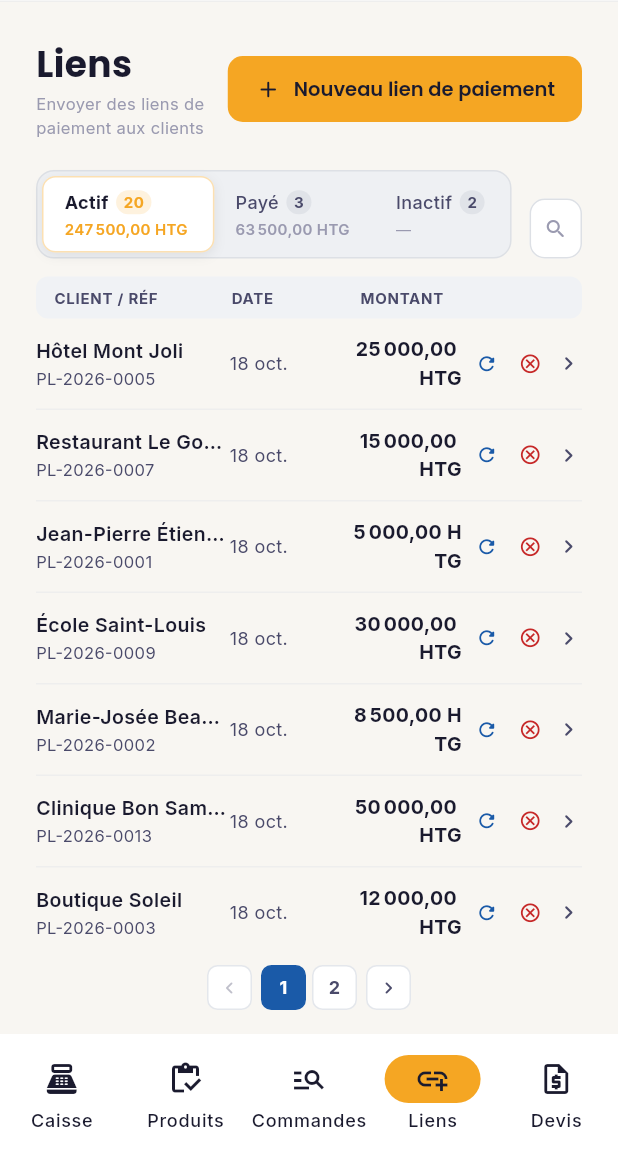
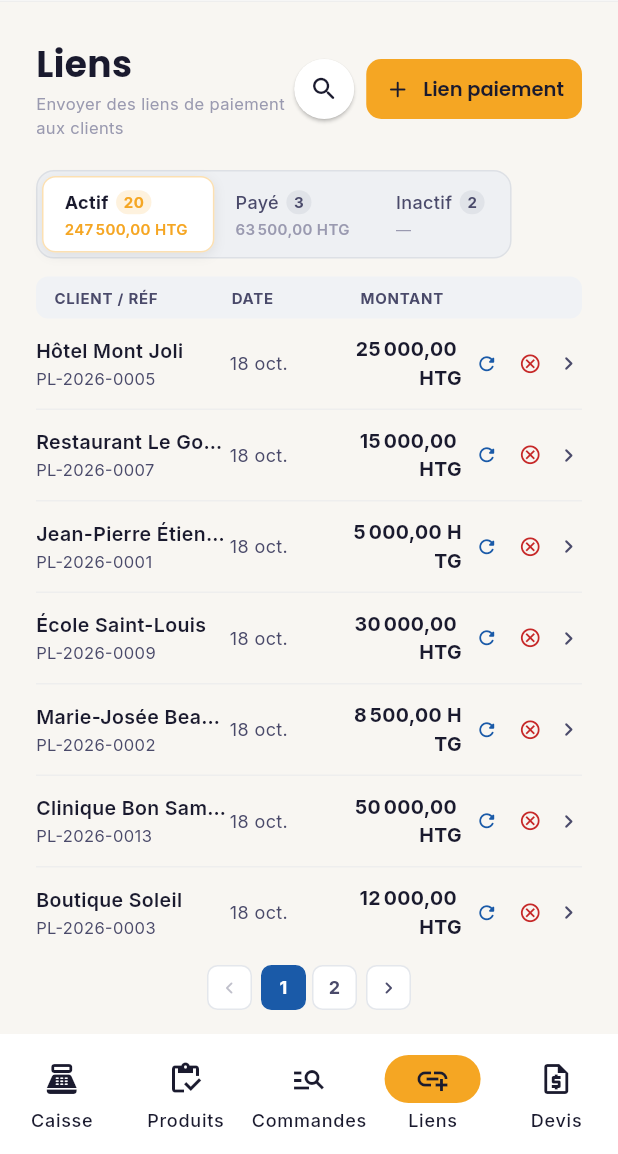
Before and after one commit to Mperonneau/retail_POS, a Flutter app: the PayLinkScreen screen opened by its route, on a phone screen of 412 x 824 dp, the part 82-1236 px from its top. Run offline on Flutter 3.47's test engine with Material 3 defaults, Android fonts, the phone set to English and light mode, and no system bars; our stand-ins replace fl_chart, flutter_riverpod, go_router, google_fonts, pdf, printing and 4 more; missing offline and left inert: dart:js_interop, mobile_scanner; accounts and stored records are empty.

Commit message:
Hide the payment-link search until its icon is tapped
On a phone the search field stays closed. A search icon sits just before + Lien paiement and opens the field on the row below. The add button no longer says Nouveau.

Co-authored-by: Mperonneau <Mperonneau@users.noreply.github.com>

```diff
--- a/lib/core/screens/paylinks/paylink_screen.dart
+++ b/lib/core/screens/paylinks/paylink_screen.dart
@@ -32,6 +32,7 @@ class _PayLinkScreenState extends ConsumerState<PayLinkScreen> {
   int _page = 0;
   final _searchCtrl = TextEditingController();
   String _query = '';
+  bool _searchOpen = false;
 
   static const _kPageSize = 15;
 
@@ -195,6 +196,8 @@ class _PayLinkScreenState extends ConsumerState<PayLinkScreen> {
     final start = safePage * _kPageSize;
     final end = (start + _kPageSize).clamp(0, filtered.length);
     final pageItems = filtered.sublist(start, end);
+    final narrow =
+        MediaQuery.sizeOf(context).width <= AppConstants.mobileBreakpoint;
 
     return Scaffold(
       backgroundColor: Colors.transparent,
@@ -204,6 +207,13 @@ class _PayLinkScreenState extends ConsumerState<PayLinkScreen> {
           // ── Page header ────────────────────────────────────────────────────
           _PageHeader(
             isDark: isDark,
+            compact: narrow,
+            searchOpen: _searchOpen,
+            searchController: _searchCtrl,
+            onToggleSearch: () => setState(() {
+              _searchOpen = !_searchOpen;
+              if (!_searchOpen) _searchCtrl.clear();
+            }),
             onNewPaylink: _openNewPaylink,
           ),
 
@@ -232,6 +242,7 @@ class _PayLinkScreenState extends ConsumerState<PayLinkScreen> {
                     _page = 0;
                   }),
                 ),
+                if (!narrow) ...[
                   const SizedBox(width: 12),
                   Expanded(
                     child: _SearchField(
@@ -239,6 +250,7 @@ class _PayLinkScreenState extends ConsumerState<PayLinkScreen> {
                       isDark: isDark,
                     ),
                   ),
+                ],
               ],
             ),
           ),
@@ -322,40 +334,113 @@ class _PayLinkScreenState extends ConsumerState<PayLinkScreen> {
 
 class _PageHeader extends StatelessWidget {
   final bool isDark;
+  final bool compact;
+  final bool searchOpen;
+  final TextEditingController searchController;
+  final VoidCallback onToggleSearch;
   final VoidCallback onNewPaylink;
 
-  const _PageHeader({required this.isDark, required this.onNewPaylink});
+  const _PageHeader({
+    required this.isDark,
+    required this.compact,
+    required this.searchOpen,
+    required this.searchController,
+    required this.onToggleSearch,
+    required this.onNewPaylink,
+  });
 
   @override
   Widget build(BuildContext context) {
+    final ink = isDark ? AppColors.warmWhite : AppColors.nearBlack;
     return Padding(
       padding: const EdgeInsets.fromLTRB(24, 24, 24, 0),
-      child: Row(
+      child: Column(
+        crossAxisAlignment: CrossAxisAlignment.stretch,
+        children: [
+          Row(
             children: [
               Expanded(
                 child: Column(
                   crossAxisAlignment: CrossAxisAlignment.start,
                   children: [
-                Text('Liens',
-                    style: AppTextStyles.h1(
-                        color: isDark ? AppColors.warmWhite : AppColors.nearBlack)),
+                    Text('Liens', style: AppTextStyles.h1(color: ink)),
                     const SizedBox(height: 2),
-                Text('Envoyer des liens de paiement aux clients',
-                    style: AppTextStyles.caption(color: AppColors.coolGray)),
+                    Text(
+                      'Envoyer des liens de paiement aux clients',
+                      maxLines: 2,
+                      overflow: TextOverflow.ellipsis,
+                      style: AppTextStyles.caption(color: AppColors.coolGray),
+                    ),
                   ],
                 ),
               ),
+              if (compact) ...[
+                _SearchToggle(
+                  isDark: isDark,
+                  open: searchOpen,
+                  onTap: onToggleSearch,
+                ),
+                const SizedBox(width: 8),
+              ],
               ElevatedButton.icon(
                 onPressed: onNewPaylink,
                 icon: const Icon(Icons.add_rounded, size: 18),
-            label: const Text('Nouveau lien de paiement'),
+                label: Text(compact ? 'Lien paiement' : 'Nouveau lien de paiement'),
                 style: ElevatedButton.styleFrom(
-              minimumSize: const Size(0, 44),
-              padding: const EdgeInsets.symmetric(horizontal: 18),
-              shape: RoundedRectangleBorder(borderRadius: BorderRadius.circular(10)),
+                  minimumSize: const Size(0, 40),
+                  padding: EdgeInsets.symmetric(horizontal: compact ? 12 : 18),
+                  shape: RoundedRectangleBorder(
+                    borderRadius: BorderRadius.circular(10),
+                  ),
                 ),
               ),
             ],
+          ),
+          if (compact && searchOpen) ...[
+            const SizedBox(height: 10),
+            _SearchField(
+              controller: searchController,
+              isDark: isDark,
+              autofocus: true,
+            ),
+          ],
+        ],
+      ),
+    );
+  }
+}
+
+class _SearchToggle extends StatelessWidget {
+  const _SearchToggle({
+    required this.isDark,
+    required this.open,
+    required this.onTap,
+  });
+
+  final bool isDark;
+  final bool open;
+  final VoidCallback onTap;
+
+  @override
+  Widget build(BuildContext context) {
+    final ink = open
+        ? AppColors.primaryBlue
+        : (isDark ? AppColors.warmWhite : AppColors.nearBlack);
+    return Tooltip(
+      message: 'Rechercher',
+      child: Material(
+        color: isDark ? AppColors.darkSurface : AppColors.white,
+        shape: const CircleBorder(),
+        elevation: 1,
+        child: InkWell(
+          customBorder: const CircleBorder(),
+          onTap: onTap,
+          child: SizedBox(
+            width: 40,
+            height: 40,
+            child: Icon(Icons.search_rounded, size: 20, color: ink),
+          ),
+        ),
       ),
     );
   }
@@ -512,8 +597,13 @@ class _TabToggle extends StatelessWidget {
 class _SearchField extends StatelessWidget {
   final TextEditingController controller;
   final bool isDark;
+  final bool autofocus;
 
-  const _SearchField({required this.controller, required this.isDark});
+  const _SearchField({
+    required this.controller,
+    required this.isDark,
+    this.autofocus = false,
+  });
 
   @override
   Widget build(BuildContext context) {
@@ -521,6 +611,7 @@ class _SearchField extends StatelessWidget {
       height: 40,
       child: TextField(
         controller: controller,
+        autofocus: autofocus,
         style: AppTextStyles.body(color: isDark ? AppColors.warmWhite : AppColors.nearBlack)
             .copyWith(fontSize: 13),
         decoration: InputDecoration(
```
Lines whose indentation alone changed are shown as unchanged.
